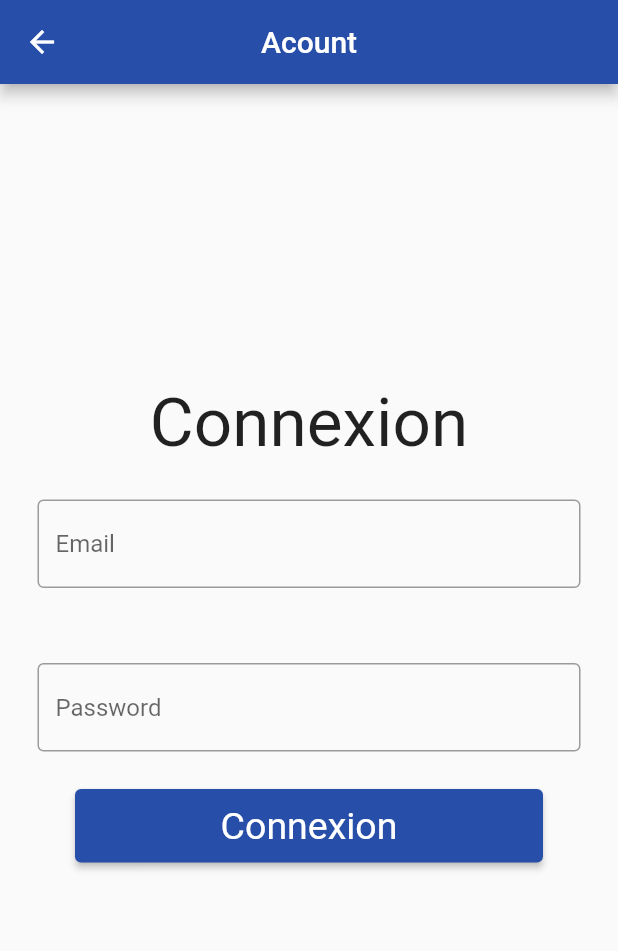
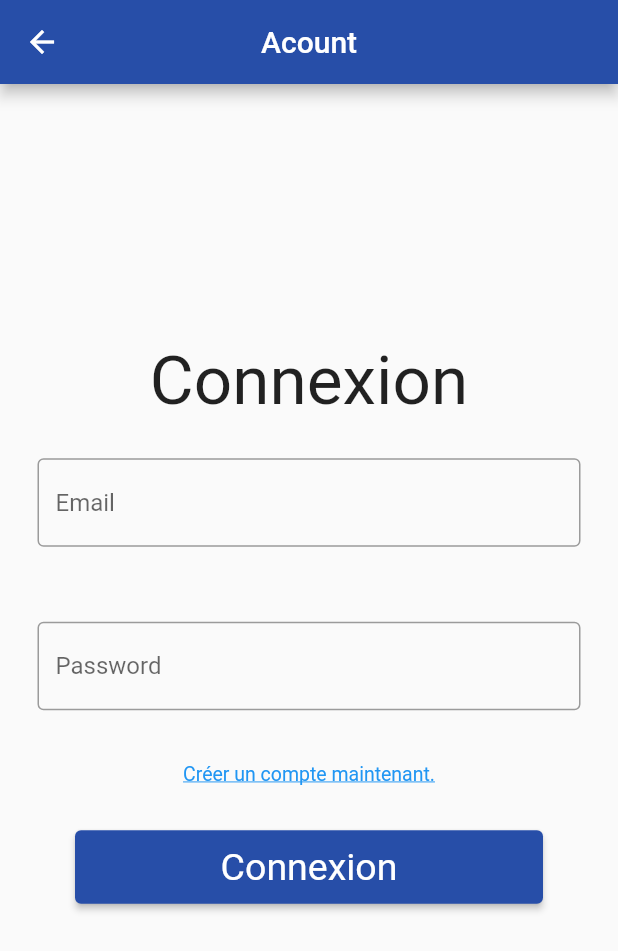
Before and after one commit to ClementQ/flutter_cube, a Flutter app: the Acount screen opened directly, on a phone screen of 412 x 824 dp. Shown: the top 951 px of the screen. Run offline on Flutter 3.47's test engine with Material 2 defaults, Android fonts, the phone set to English and light mode, and no system bars; network calls fail.

Commit message:
Add NewAcount.dart

```diff
--- a/lib/Components/Connexion.dart
+++ b/lib/Components/Connexion.dart
@@ -3,6 +3,7 @@
 import 'dart:ui';
 
 import 'package:flutter/material.dart';
+import 'package:flutter_cube/Pages/NewAcount.dart';
 
 class Connexion extends StatefulWidget {
   Connexion({Key key}) : super(key: key);
@@ -47,6 +48,26 @@ class _ConnexionState extends State<Connexion> {
                   ),
                 ),
                 Padding(
+                  padding: EdgeInsets.only(left: 50,right: 50,bottom: 20),
+                  child: InkWell(
+                    onTap: () {
+                      Navigator.push(
+                          context,
+                          MaterialPageRoute(builder: (BuildContext context) {
+                            return NewAcount(title: "New acount",);
+                          })
+                      );
+                    },
+                    child: new Padding(
+                      padding: new EdgeInsets.all(10.0),
+                      child: Text("Créer un compte maintenant.", style: TextStyle(
+                          color: Colors.blue,
+                          fontSize: 13,
+                          decoration: TextDecoration.underline)),
+                    ),
+                  ),
+                ),
+                Padding(
                     padding: EdgeInsets.only(left: 50,right:50,bottom: 50),
                     child: Row(
                       children: [
```
Also changed, not shown: lib/Pages/NewAcount.dart (added, +88 -0 lines), pubspec.lock.
